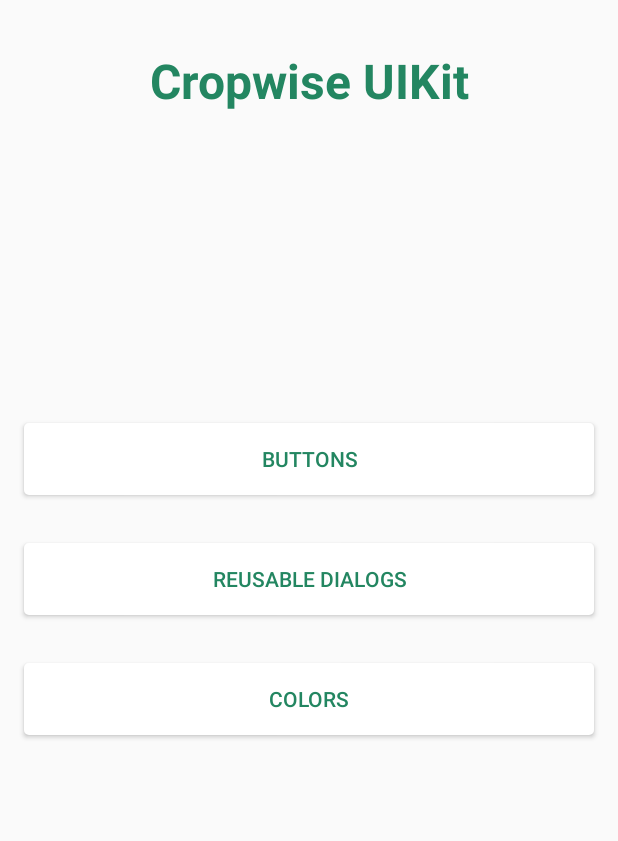
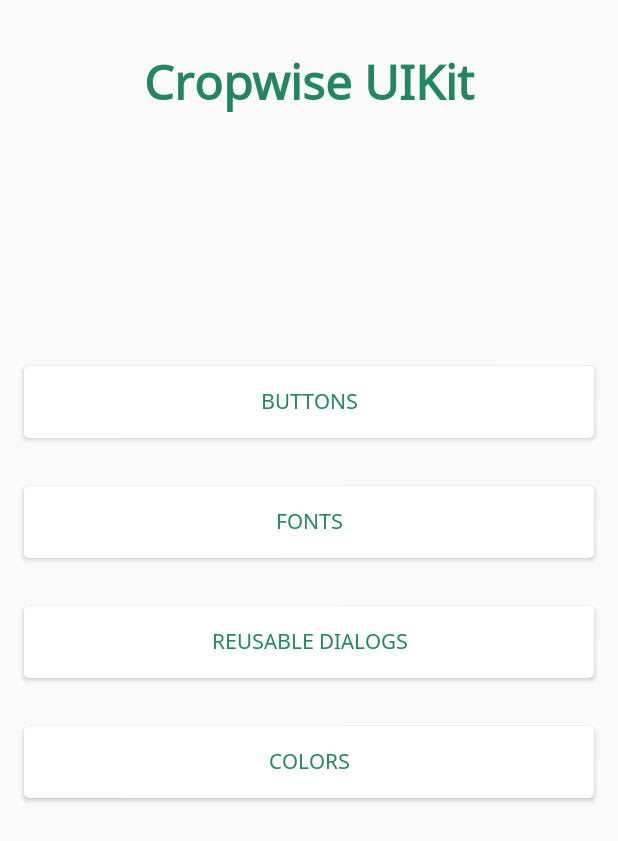
Before and after one commit to syngenta-digital/mobile-android-ui-kit, an Android app: the screen it shows after launch (MainActivity), on a phone screen of 412 x 824 dp. Shown: the top 841 px of the screen. Run offline under Robolectric (Android 15) with nearby library versions, the phone set to English and light mode, and no system bars.

Commit message:
Adding fonts

```diff
--- a/demo/src/main/res/layout/fragment_home.xml
+++ b/demo/src/main/res/layout/fragment_home.xml
@@ -10,6 +10,7 @@
         android:id="@+id/text_heading"
         android:layout_width="match_parent"
         android:layout_height="wrap_content"
+        android:fontFamily="@font/noto_sans_regular"
         android:gravity="center"
         android:padding="32dp"
         android:text="@string/cropwise_ui_kit"
@@ -29,6 +30,7 @@
         <com.syngenta.uikit_android.StyledButton
             android:id="@+id/button_buttons"
             android:layout_width="match_parent"
+            android:fontFamily="@font/noto_sans_regular"
             android:layout_height="wrap_content"
             android:layout_margin="16dp"
             android:text="@string/buttons"
@@ -36,9 +38,20 @@
             app:type="text" />
 
         <com.syngenta.uikit_android.StyledButton
+            android:id="@+id/button_fonts"
+            android:layout_width="match_parent"
+            android:fontFamily="@font/noto_sans_regular"
+            android:layout_height="wrap_content"
+            android:layout_margin="16dp"
+            android:text="@string/fonts"
+            app:colorTheme="teal"
+            app:type="text" />
+
+        <com.syngenta.uikit_android.StyledButton
             android:id="@+id/button_dialogs"
             android:layout_width="match_parent"
             android:layout_height="wrap_content"
+            android:fontFamily="@font/noto_sans_regular"
             android:layout_margin="16dp"
             android:text="@string/dialogs"
             app:colorTheme="teal"
@@ -48,6 +61,7 @@
             android:id="@+id/button_colors"
             android:layout_width="match_parent"
             android:layout_height="wrap_content"
+            android:fontFamily="@font/noto_sans_regular"
             android:layout_margin="16dp"
             android:text="@string/colors"
             app:colorTheme="teal"
--- a/demo/src/main/res/values/strings.xml
+++ b/demo/src/main/res/values/strings.xml
@@ -13,4 +13,5 @@
     <string name="color">color</string>
     <string name="colors">Colors</string>
     <string name="list_view">List View</string>
+    <string name="fonts">Fonts</string>
 </resources>
```
Also changed, not shown: demo/src/main/java/com/syngenta/uikit/fragments/FontsFragment.kt (added, +60 -0 lines), demo/src/main/res/layout/fragment_fonts.xml (added, +14 -0 lines), uikit-android/src/main/res/font/noto_sans_bold.ttf (added), uikit-android/src/main/res/font/noto_sans_bold_italic.ttf (added), uikit-android/src/main/res/font/noto_sans_italic.ttf (added), uikit-android/src/main/res/font/noto_sans_regular.ttf (added).
